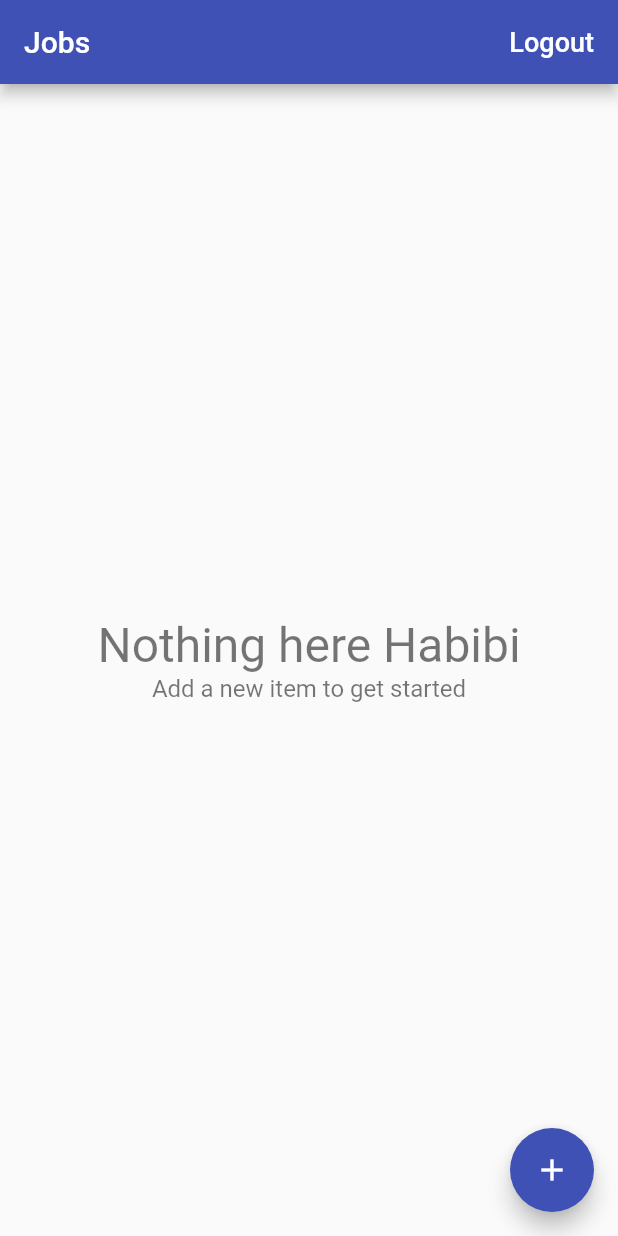
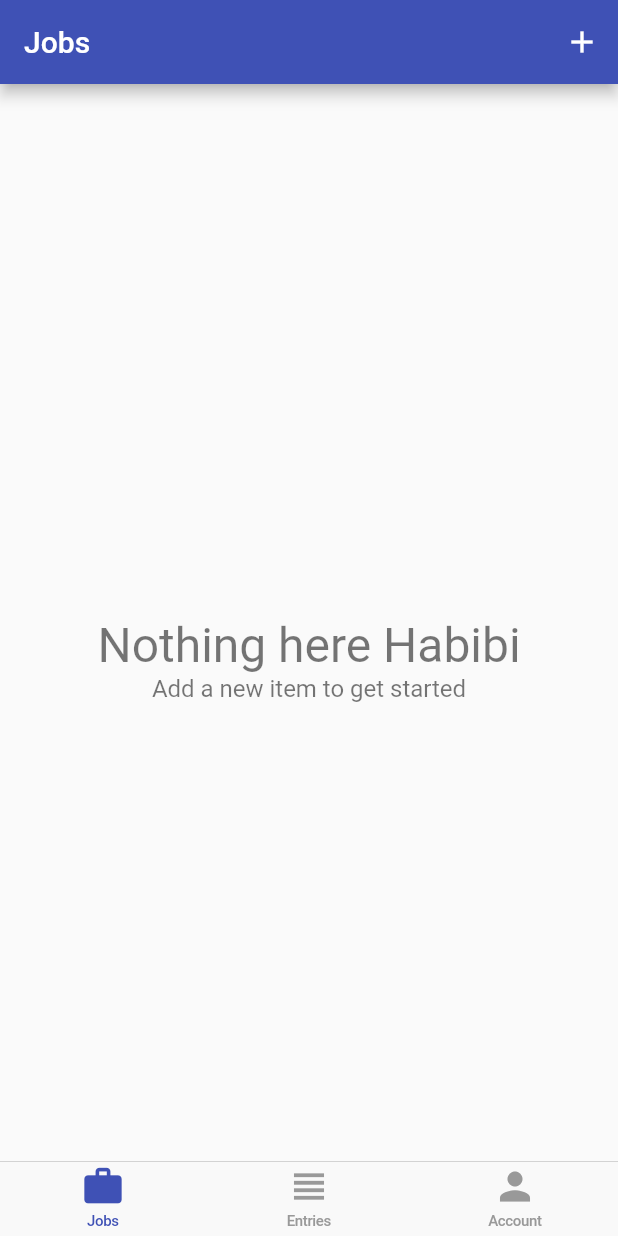
Before and after one commit to qaderhadad/time_tracker_flutter_course, a Flutter app: the screen it shows once a user with an empty profile is signed in, on a phone screen of 412 x 824 dp. Run offline on Flutter 3.47's test engine with Material 2 defaults, Android fonts, the phone set to English and light mode, and no system bars; our stand-ins replace cloud_firestore, firebase_auth, firebase_core, google_sign_in; missing offline and left inert: flutter_login_facebook; accounts and stored records are empty.

Commit message:
Multiple Navigators tested & working

```diff
--- a/lib/app/sign_in/landing_page.dart
+++ b/lib/app/sign_in/landing_page.dart
@@ -2,13 +2,11 @@ import 'package:firebase_auth/firebase_auth.dart';
 import 'package:flutter/material.dart';
 import 'package:provider/provider.dart';
 import 'package:time_tracker_flutter_course/app/sign_in/sign_in_page.dart';
-import 'package:time_tracker_flutter_course/home/jobs/jobs_page.dart';
+import 'package:time_tracker_flutter_course/home/jobs/home_page.dart';
 import 'package:time_tracker_flutter_course/services/auth.dart';
 import 'package:time_tracker_flutter_course/services/database.dart';
 
 class LandingPage extends StatelessWidget {
-
-
 
   @override
   Widget build(BuildContext context) {
@@ -23,7 +21,7 @@ class LandingPage extends StatelessWidget {
             }
             return Provider<Database>(
               create: (_) => FirestoreDatabase(uid: user.uid),
-                child: JobsPage(),
+                child: HomePage(),
             );
           }
           return Scaffold(
--- /dev/null
+++ b/lib/home/jobs/cupertino_home_scaffold.dart
@@ -0,0 +1,53 @@
+import 'package:flutter/cupertino.dart';
+import 'package:flutter/material.dart';
+import 'package:time_tracker_flutter_course/home/jobs/jobs_page.dart';
+import 'package:time_tracker_flutter_course/home/jobs/tab_item.dart';
+
+class CupertinoHomeScaffold extends StatelessWidget {
+  const CupertinoHomeScaffold({
+    Key key,
+    @required this.currentTab,
+    @required this.onSelectTab,
+    @required this.widgetBuilders,
+    @required this.navigatorKeys,
+  }) : super(key: key);
+
+  final TabItem currentTab;
+  final ValueChanged<TabItem> onSelectTab;
+  final Map<TabItem, WidgetBuilder> widgetBuilders;
+  final Map<TabItem, GlobalKey<NavigatorState>> navigatorKeys;
+
+
+  @override
+  Widget build(BuildContext context) {
+    return CupertinoTabScaffold(
+      tabBar: CupertinoTabBar(
+        items: [
+          _buildItem(TabItem.jobs),
+          _buildItem(TabItem.entries),
+          _buildItem(TabItem.account),
+        ],
+        onTap: (index) => onSelectTab(TabItem.values[index]),
+      ),
+      tabBuilder: (context, index) {
+        final item = TabItem.values[index];
+        return CupertinoTabView(
+          navigatorKey: navigatorKeys[item],
+          builder: (context) => widgetBuilders[item](context),
+        );
+      },
+    );
+  }
+
+  BottomNavigationBarItem _buildItem(TabItem tabItem) {
+    final itemData = TabItemData.allTabs[tabItem];
+    final color = currentTab == tabItem ? Colors.indigo : Colors.grey;
+    return BottomNavigationBarItem(
+      icon: Icon(itemData.icon),
+      title: Text(
+        itemData.title,
+        style: TextStyle(color: color),
+      ),
+    );
+  }
+}
--- /dev/null
+++ b/lib/home/jobs/home_page.dart
@@ -0,0 +1,53 @@
+import 'package:flutter/material.dart';
+import 'package:time_tracker_flutter_course/home/jobs/account/account_page.dart';
+import 'package:time_tracker_flutter_course/home/jobs/cupertino_home_scaffold.dart';
+import 'package:time_tracker_flutter_course/home/jobs/jobs_page.dart';
+import 'package:time_tracker_flutter_course/home/jobs/tab_item.dart';
+
+class HomePage extends StatefulWidget {
+  @override
+  _HomePageState createState() => _HomePageState();
+}
+
+class _HomePageState extends State<HomePage> {
+  TabItem _currentTab = TabItem.jobs;
+
+  final Map<TabItem, GlobalKey<NavigatorState>> navigatorKeys = {
+    TabItem.jobs: GlobalKey<NavigatorState>(),
+    TabItem.entries: GlobalKey<NavigatorState>(),
+    TabItem.account: GlobalKey<NavigatorState>(),
+  };
+
+  Map<TabItem, WidgetBuilder> get widgetBuilders {
+    return {
+      TabItem.jobs: (_) => JobsPage(),
+      TabItem.entries: (_) => Container(),
+      TabItem.account: (_) => AccountPage(),
+    };
+  }
+
+  void _select(TabItem tabItem) {
+    if(tabItem == _currentTab){
+      //pop to first route
+      navigatorKeys[tabItem].currentState.popUntil((route) => route.isFirst);
+    } else {
+      setState(() => _currentTab = tabItem);
+    }
+    setState(() => _currentTab = tabItem);
+  }
+
+
+  @override
+  Widget build(BuildContext context) {
+    return WillPopScope(
+      //will recieve true if maybePop operation was false.
+      onWillPop: () async => !await navigatorKeys[_currentTab].currentState.maybePop(),
+      child: CupertinoHomeScaffold(
+        currentTab: _currentTab,
+        onSelectTab: _select,
+        widgetBuilders: widgetBuilders,
+        navigatorKeys: navigatorKeys,
+      ),
+    );
+  }
+}
--- a/lib/home/jobs/job_entries/entry_page.dart
+++ b/lib/home/jobs/job_entries/entry_page.dart
@@ -21,7 +21,7 @@ class EntryPage extends StatefulWidget {
 
   static Future<void> show(
       {BuildContext context, Database database, Job job, Entry entry}) async {
-    await Navigator.of(context).push(
+    await Navigator.of(context, rootNavigator: true).push(
       MaterialPageRoute(
         builder: (context) =>
             EntryPage(database: database, job: job, entry: entry),
--- a/lib/home/jobs/jobs_page.dart
+++ b/lib/home/jobs/jobs_page.dart
@@ -1,4 +1,5 @@
 import 'package:cloud_firestore/cloud_firestore.dart';
+import 'package:flutter/cupertino.dart';
 import 'package:flutter/material.dart';
 import 'package:provider/provider.dart';
 import 'package:time_tracker_flutter_course/common_widgets/show_alert_dialog.dart';
@@ -12,27 +13,7 @@ import 'package:time_tracker_flutter_course/services/database.dart';
 import 'edit_job_page.dart';
 
 class JobsPage extends StatelessWidget {
-  Future<void> _signOut(BuildContext context) async {
-    try {
-      final auth = Provider.of<AuthBase>(context, listen: false);
-      await auth.signOut();
-    } catch (e) {
-      print(e.toString);
-    }
-  }
 
-  Future<void> _confirmSignOut(BuildContext context) async {
-    final didRequestSignOut = await showAlertDialog(
-      context,
-      title: 'Logout',
-      content: 'Are you sure you want to logout?',
-      cancelActionText: 'Cancel',
-      defaultActionText: 'Logout',
-    );
-    if (didRequestSignOut == true) {
-      _signOut(context);
-    }
-  }
 
   Future<void> _delete(BuildContext context, Job job) async {
     try {
@@ -53,26 +34,16 @@ class JobsPage extends StatelessWidget {
       appBar: AppBar(
         title: Text('Jobs'),
         actions: <Widget>[
-          FlatButton(
-            child: Text(
-              'Logout',
-              style: TextStyle(
-                fontSize: 18.0,
-                color: Colors.white,
-              ),
-            ),
-            onPressed: () => _confirmSignOut(context),
-          )
+          IconButton(
+            icon: Icon(Icons.add, color: Colors.white),
+      onPressed: () => EditJobPage.show(
+        context,
+        database: Provider.of<Database>(context, listen: false),
+          ),
+          ),
         ],
       ),
       body: _buildContents(context),
-      floatingActionButton: FloatingActionButton(
-        child: Icon(Icons.add),
-        onPressed: () => EditJobPage.show(
-          context,
-          database: Provider.of<Database>(context, listen: false),
-        ),
-      ),
     );
   }
 
--- /dev/null
+++ b/lib/home/jobs/tab_item.dart
@@ -0,0 +1,16 @@
+import 'package:flutter/material.dart';
+
+enum TabItem { jobs, entries, account }
+
+class TabItemData {
+  const TabItemData({@required this.title, @required this.icon});
+
+  final String title;
+  final IconData icon;
+
+  static const Map<TabItem, TabItemData> allTabs = {
+    TabItem.jobs: TabItemData(title: 'Jobs', icon: Icons.work),
+    TabItem.entries: TabItemData(title: 'Entries', icon: Icons.view_headline),
+    TabItem.account: TabItemData(title: 'Account', icon: Icons.person),
+  };
+}
--- a/pubspec.yaml
+++ b/pubspec.yaml
@@ -30,6 +30,7 @@ dependencies:
   provider: 4.3.2+2
   cloud_firestore: 0.14.3
   intl: 0.16.1
+  rxdart: 0.24.1
 
 
   # The following adds the Cupertino Icons font to your application.
```
Also changed, not shown: lib/home/jobs/account/account_page.dart (added, +50 -0 lines), lib/home/jobs/edit_job_page.dart (+26 -22 lines), lib/home/jobs/job_entries/job_entries_page.dart (+14 -6 lines), pubspec.lock.
